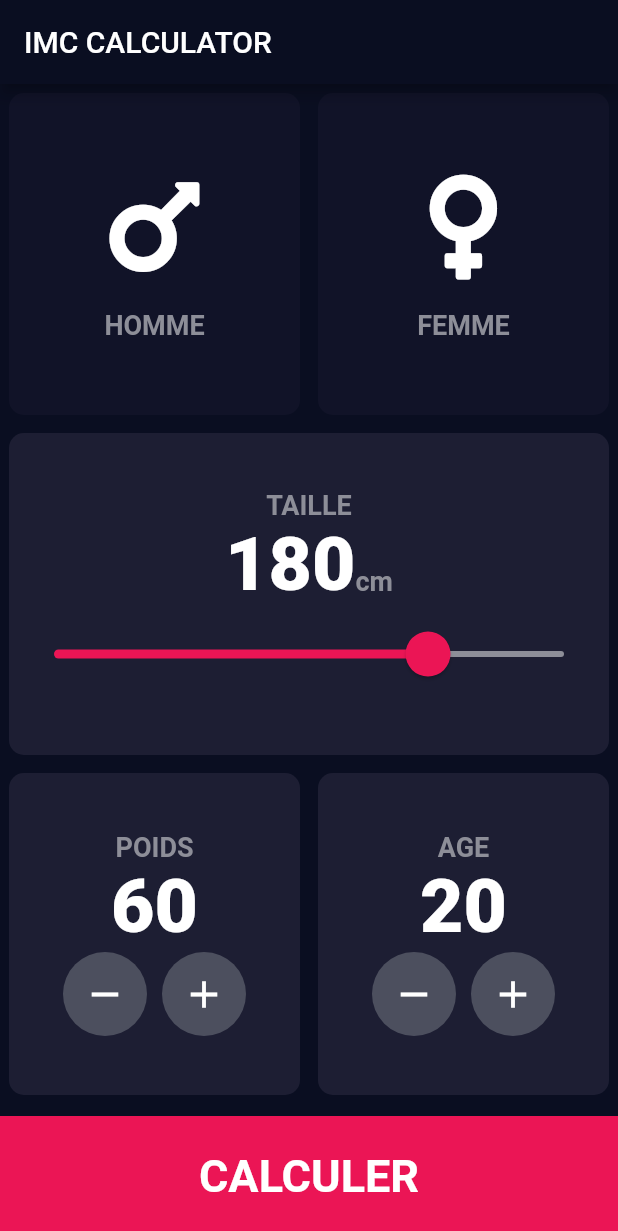
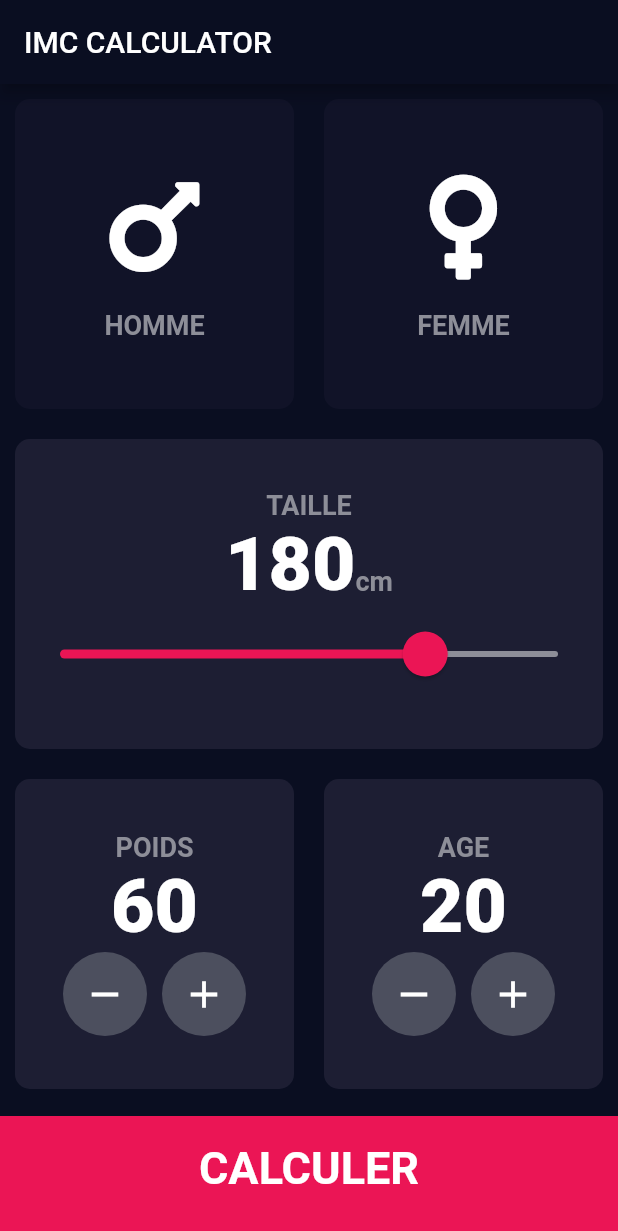
Before and after one commit to jbty/flutter_bmi_app, a Flutter app: the screen it shows after launch, on a phone screen of 412 x 824 dp. Shown: the top 1231 px of the screen. Run offline on Flutter 3.47's test engine with Material 2 defaults, Android fonts, the phone set to English and light mode, and no system bars; our stand-ins replace font_awesome_flutter.

Commit message:
finish main design
Signed-off-by: Jean-Baptiste THERY <jnb.thery@gmail.com>

```diff
--- a/lib/bmi_card.dart
+++ b/lib/components/bmi_card.dart
@@ -1,3 +1,4 @@
+import 'package:flutter/cupertino.dart';
 import 'package:flutter/material.dart';
 
 class BmiCard extends StatelessWidget {
@@ -12,7 +13,7 @@ class BmiCard extends StatelessWidget {
     return GestureDetector(
       onTap: onPress,
       child: Container(
-        margin: EdgeInsets.all(6.0),
+        margin: EdgeInsets.all(10.0),
         decoration: BoxDecoration(
           color: color,
           borderRadius: BorderRadius.circular(10.0),
--- a/lib/bmi_card_content.dart
+++ b/lib/components/bmi_card_content.dart
@@ -1,6 +1,5 @@
+import 'package:bmi_calculator/constants.dart';
 import 'package:flutter/material.dart';
-
-import 'constants.dart';
 
 class BmiCardContent extends StatelessWidget {
   final IconData icon;
@@ -22,7 +21,7 @@ class BmiCardContent extends StatelessWidget {
         ),
         Text(
           title,
-          style: KLabelTextStyle,
+          style: kLabelTextStyle,
         )
       ],
     );
--- /dev/null
+++ b/lib/components/bottom_btn.dart
@@ -0,0 +1,32 @@
+import 'package:bmi_calculator/constants.dart';
+import 'package:flutter/material.dart';
+
+class BottomBtn extends StatelessWidget {
+  final Function onTap;
+  final String buttonTitle;
+
+  BottomBtn({@required this.onTap, @required this.buttonTitle});
+
+  @override
+  Widget build(BuildContext context) {
+    return GestureDetector(
+      onTap: onTap,
+      child: Container(
+        margin: EdgeInsets.only(top: 8.0),
+        color: kActionBtnColor,
+        width: double.infinity,
+        height: 80.0,
+        padding: EdgeInsets.only(bottom: 10.0),
+        child: Center(
+          child: Text(
+            buttonTitle,
+            style: TextStyle(
+              fontSize: 30.0,
+              fontWeight: FontWeight.bold,
+            ),
+          ),
+        ),
+      ),
+    );
+  }
+}
--- /dev/null
+++ b/lib/components/round_icon_btn.dart
@@ -0,0 +1,27 @@
+import 'package:bmi_calculator/constants.dart';
+import 'package:flutter/material.dart';
+
+class RoundIconBtn extends StatelessWidget {
+  final Function onPressed;
+  final IconData icon;
+
+  RoundIconBtn({@required this.icon, this.onPressed});
+
+  @override
+  Widget build(BuildContext context) {
+    return RawMaterialButton(
+      child: Icon(
+        icon,
+        size: 30.0,
+      ),
+      onPressed: onPressed,
+      elevation: 0.0,
+      constraints: BoxConstraints.tightFor(
+        width: 56.0,
+        height: 56.9,
+      ),
+      shape: CircleBorder(),
+      fillColor: kAccentCardColor,
+    );
+  }
+}
--- a/lib/constants.dart
+++ b/lib/constants.dart
@@ -1,22 +1,42 @@
 import 'package:flutter/material.dart';
 
-const Color KActiveCardColor = Color(0xFF1D1E33);
-const Color KCardColor = Color(0xFF111328);
-const Color KAccentCardColor = Color(0xFF4C4F5E);
+const Color kActiveCardColor = Color(0xFF1D1E33);
+const Color kCardColor = Color(0xFF111328);
+const Color kAccentCardColor = Color(0xFF4C4F5E);
 
-const Color KActionBtnColor = Color(0xFFEB1555);
-const Color KActionBtnOverlayColor = Color(0x26EB1555);
+const Color kActionBtnColor = Color(0xFFEB1555);
+const Color kActionBtnOverlayColor = Color(0x26EB1555);
 
-const Color KActionBtnColorAccent = Color(0xFF8D8E98);
-const Color KCardTextColor = Color(0xFF8D8E98);
+const Color kActionBtnColorAccent = Color(0xFF8D8E98);
+const Color kCardTextColor = Color(0xFF8D8E98);
 
-const KLabelTextStyle = TextStyle(
-  color: KCardTextColor,
+const kLabelTextStyle = TextStyle(
+  color: kCardTextColor,
   fontSize: 18.0,
   fontWeight: FontWeight.bold,
 );
 
-const KBigTextStyle = TextStyle(
+const kBigTextStyle = TextStyle(
   fontSize: 50.0,
   fontWeight: FontWeight.w900,
 );
+
+const kTitleTextStyle = TextStyle(
+  fontSize: 50.0,
+  fontWeight: FontWeight.bold,
+);
+
+const kResultTextStyle = TextStyle(
+  color: Color(0xFF24D876),
+  fontSize: 22.0,
+  fontWeight: FontWeight.bold,
+);
+
+const kBmiTextStyle = TextStyle(
+  fontSize: 100.0,
+  fontWeight: FontWeight.bold,
+);
+
+const kBodyTextStyle = TextStyle(
+  fontSize: 20.0,
+);
--- a/lib/input_page.dart
+++ b/lib/input_page.dart
@@ -1,10 +1,12 @@
+import 'package:bmi_calculator/components/bmi_card_content.dart';
+import 'package:bmi_calculator/components/bottom_btn.dart';
+import 'package:bmi_calculator/components/round_icon_btn.dart';
 import 'package:bmi_calculator/result_page.dart';
 import 'package:flutter/cupertino.dart';
 import 'package:flutter/material.dart';
 import 'package:font_awesome_flutter/font_awesome_flutter.dart';
 
-import 'bmi_card.dart';
-import 'bmi_card_content.dart';
+import 'components/bmi_card.dart';
 import 'constants.dart';
 
 enum Gender {
@@ -42,8 +44,8 @@ class _InputPageState extends State<InputPage> {
                       });
                     },
                     color: _selectedGender == Gender.male
-                        ? KActiveCardColor
-                        : KCardColor,
+                        ? kActiveCardColor
+                        : kCardColor,
                     cardChild: BmiCardContent(
                       icon: FontAwesomeIcons.mars,
                       title: "HOMME",
@@ -58,8 +60,8 @@ class _InputPageState extends State<InputPage> {
                       });
                     },
                     color: _selectedGender == Gender.female
-                        ? KActiveCardColor
-                        : KCardColor,
+                        ? kActiveCardColor
+                        : kCardColor,
                     cardChild: BmiCardContent(
                       icon: FontAwesomeIcons.venus,
                       title: "FEMME",
@@ -74,13 +76,13 @@ class _InputPageState extends State<InputPage> {
               children: [
                 Expanded(
                   child: BmiCard(
-                    color: KActiveCardColor,
+                    color: kActiveCardColor,
                     cardChild: Column(
                       mainAxisAlignment: MainAxisAlignment.center,
                       children: <Widget>[
                         Text(
                           "TAILLE",
-                          style: KLabelTextStyle,
+                          style: kLabelTextStyle,
                         ),
                         Column(
                           textBaseline: TextBaseline.alphabetic,
@@ -92,11 +94,11 @@ class _InputPageState extends State<InputPage> {
                               children: [
                                 Text(
                                   _height.toString(),
-                                  style: KBigTextStyle,
+                                  style: kBigTextStyle,
                                 ),
                                 Text(
                                   'cm',
-                                  style: KLabelTextStyle,
+                                  style: kLabelTextStyle,
                                 ),
                               ],
                             ),
@@ -106,15 +108,15 @@ class _InputPageState extends State<InputPage> {
                                     enabledThumbRadius: 15.0),
                                 overlayShape: RoundSliderOverlayShape(
                                     overlayRadius: 30.0),
-                                thumbColor: KActionBtnColor,
-                                activeTrackColor: KActionBtnColor,
-                                overlayColor: KActionBtnOverlayColor,
+                                thumbColor: kActionBtnColor,
+                                activeTrackColor: kActionBtnColor,
+                                overlayColor: kActionBtnOverlayColor,
                               ),
                               child: Slider(
                                 value: _height.toDouble(),
                                 min: 70.0,
                                 max: 220.0,
-                                inactiveColor: KActionBtnColorAccent,
+                                inactiveColor: kActionBtnColorAccent,
                                 onChanged: (double newHeight) {
                                   setState(() {
                                     _height = newHeight.round();
@@ -136,17 +138,17 @@ class _InputPageState extends State<InputPage> {
               children: [
                 Expanded(
                   child: BmiCard(
-                    color: KActiveCardColor,
+                    color: kActiveCardColor,
                     cardChild: Column(
                       mainAxisAlignment: MainAxisAlignment.center,
                       children: <Widget>[
                         Text(
                           'POIDS',
-                          style: KLabelTextStyle,
+                          style: kLabelTextStyle,
                         ),
                         Text(
                           _weight.toString(),
-                          style: KBigTextStyle,
+                          style: kBigTextStyle,
                         ),
                         Row(
                           mainAxisAlignment: MainAxisAlignment.center,
@@ -178,17 +180,17 @@ class _InputPageState extends State<InputPage> {
                 ),
                 Expanded(
                   child: BmiCard(
-                    color: KActiveCardColor,
+                    color: kActiveCardColor,
                     cardChild: Column(
                       mainAxisAlignment: MainAxisAlignment.center,
                       children: <Widget>[
                         Text(
                           'AGE',
-                          style: KLabelTextStyle,
+                          style: kLabelTextStyle,
                         ),
                         Text(
                           _age.toString(),
-                          style: KBigTextStyle,
+                          style: kBigTextStyle,
                         ),
                         Row(
                           mainAxisAlignment: MainAxisAlignment.center,
@@ -221,7 +223,8 @@ class _InputPageState extends State<InputPage> {
               ],
             ),
           ),
-          GestureDetector(
+          BottomBtn(
+            buttonTitle: "CALCULER",
             onTap: () {
               Navigator.push(
                 context,
@@ -230,49 +233,9 @@ class _InputPageState extends State<InputPage> {
                 }),
               );
             },
-            child: Container(
-              margin: EdgeInsets.only(top: 8.0),
-              color: KActionBtnColor,
-              width: double.infinity,
-              height: 80.0,
-              child: Center(
-                child: Text(
-                  "CALCULER",
-                  style: TextStyle(
-                    fontSize: 30.0,
-                    fontWeight: FontWeight.bold,
-                  ),
-                ),
-              ),
-            ),
-          ),
+          )
         ],
       ),
     );
   }
 }
-
-class RoundIconBtn extends StatelessWidget {
-  final Function onPressed;
-  final IconData icon;
-
-  RoundIconBtn({@required this.icon, this.onPressed});
-
-  @override
-  Widget build(BuildContext context) {
-    return RawMaterialButton(
-      child: Icon(
-        icon,
-        size: 30.0,
-      ),
-      onPressed: onPressed,
-      elevation: 0.0,
-      constraints: BoxConstraints.tightFor(
-        width: 56.0,
-        height: 56.9,
-      ),
-      shape: CircleBorder(),
-      fillColor: KAccentCardColor,
-    );
-  }
-}
```
Also changed, not shown: lib/result_page.dart (+55 -1 lines).
